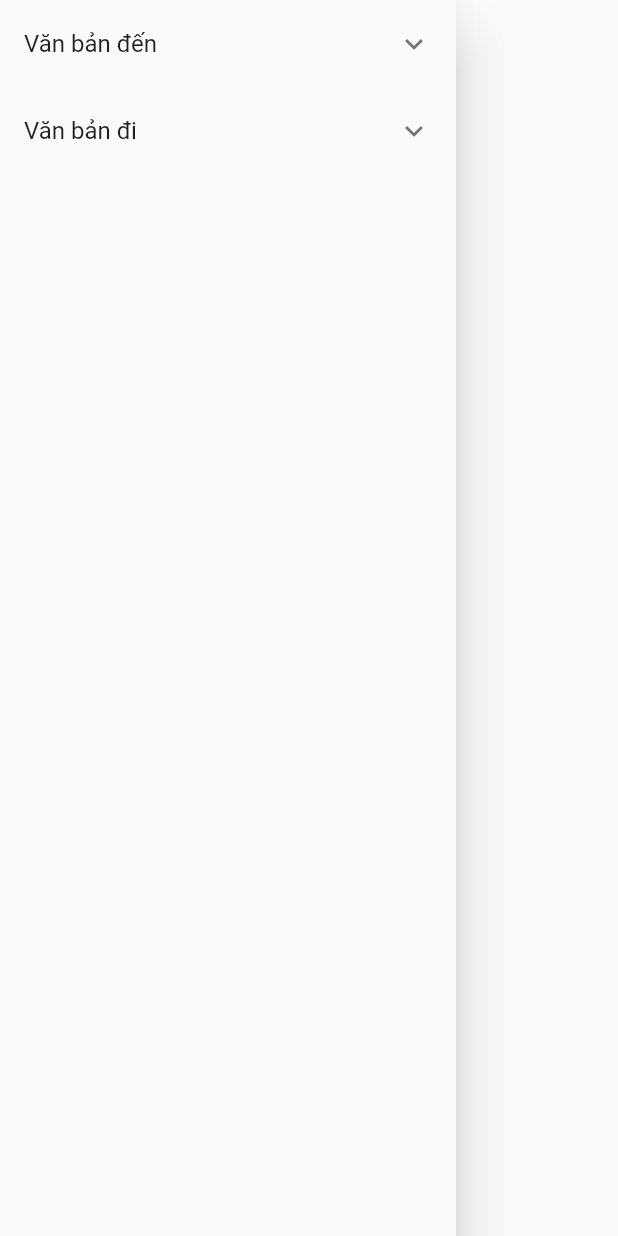
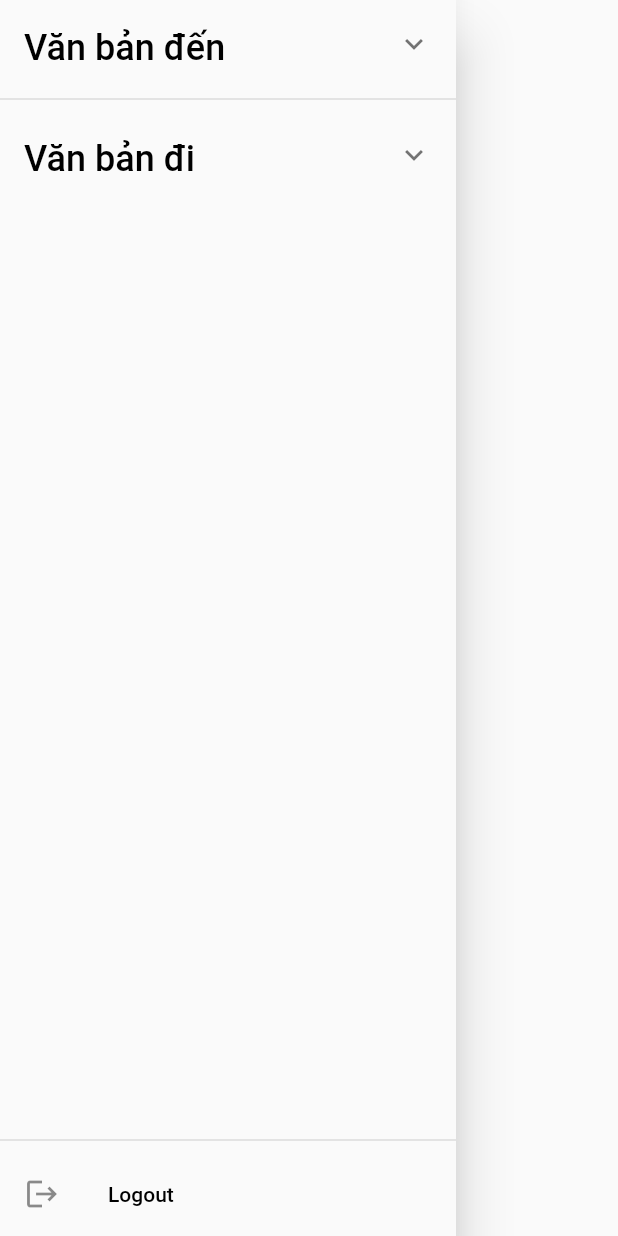
Before and after one commit to hcmus-k19-doc/doc-mobile, a Flutter app: the MenuDrawer widget shown alone on an empty page, opened directly with empty values, on a phone screen of 412 x 824 dp. Run offline on Flutter 3.47's test engine with Material 2 defaults, Android fonts, the phone set to English and light mode, and no system bars; our stand-ins replace bloc, camera, dio, dropdown_search, equatable, flutter_bloc and 5 more; accounts and stored records are empty; generated files the repository leaves out were written again; network calls fail.

Commit message:
[DOC-156]Add logout event and refactor code

```diff
--- a/lib/bloc/auth_bloc/auth_event.dart
+++ b/lib/bloc/auth_bloc/auth_event.dart
@@ -25,3 +25,9 @@ class LoginEvent extends AuthEvent {
   // TODO: implement props
   List<Object?> get props => [];
 }
+
+class LogoutEvent extends AuthEvent {
+  @override
+  // TODO: implement props
+  List<Object?> get props => [];
+}
--- /dev/null
+++ b/lib/model/token.dart
@@ -0,0 +1,6 @@
+class Token {
+  String? accessToken;
+  String? refreshToken;
+
+  Token({this.accessToken, this.refreshToken});
+}
--- a/lib/ui/common_widgets/menu_drawer.dart
+++ b/lib/ui/common_widgets/menu_drawer.dart
@@ -1,5 +1,8 @@
 import 'package:flutter/material.dart';
+import 'package:flutter_app/bloc/auth_bloc/auth_bloc.dart';
+import 'package:flutter_app/constants/export_constants.dart';
 import 'package:flutter_app/ui/common_widgets/menu_tile.dart';
+import 'package:flutter_bloc/flutter_bloc.dart';
 import 'package:flutter_gen/gen_l10n/app_localizations.dart';
 
 class MenuDrawer extends StatelessWidget {
@@ -10,39 +13,68 @@ class MenuDrawer extends StatelessWidget {
   @override
   Widget build(BuildContext context) {
     return Drawer(
-      child: ListView(
+      child: Column(
         children: [
           MenuTile(
               parentTitle: AppLocalizations.of(context)!.mainPage("LABEL"),
               subMenu: [
                 ListTile(
-                  title: Text(AppLocalizations.of(context)!
-                      .mainPage("INCOMING_DOCUMENT_LIST")),
+                  title: Text(
+                    AppLocalizations.of(context)!
+                        .mainPage("INCOMING_DOCUMENT_LIST"),
+                    style: bodyLarge(context),
+                  ),
                   onTap: () {
                     onClickDrawer(0, "INCOMING_DOCUMENT_LIST", context);
                   },
                 ),
                 ListTile(
-                  title: Text(AppLocalizations.of(context)!
-                      .mainPage("PROCESSES_INCOMING_DOCUMENT")),
+                  title: Text(
+                    AppLocalizations.of(context)!
+                        .mainPage("PROCESSES_INCOMING_DOCUMENT"),
+                    style: bodyLarge(context),
+                  ),
                   onTap: () {
                     onClickDrawer(1, "PROCESSES_INCOMING_DOCUMENT", context);
                   },
                 )
               ]),
+          const Divider(
+            thickness: 1,
+          ),
           MenuTile(
               parentTitle:
                   AppLocalizations.of(context)!.mainPage("OUTGOING_DOCUMENT"),
               subMenu: [
                 ListTile(
-                  title: Text("DANH SÁCH VB ĐI"),
+                  title: Text(
+                    "DANH SÁCH VB ĐI",
+                    style: bodyLarge(context),
+                  ),
                   onTap: () {},
                 ),
                 ListTile(
-                  title: Text("XỬ LÝ VB ĐI"),
+                  title: Text(
+                    "XỬ LÝ VB ĐI",
+                    style: bodyLarge(context),
+                  ),
                   onTap: () {},
                 )
               ]),
+          const Spacer(),
+          const Divider(
+            thickness: 1,
+          ),
+          ListTile(
+            leading: const Icon(Icons.logout),
+            title: Text(
+              "Logout",
+              style: bodyLargeBold(context)?.copyWith(height: 0),
+            ),
+            onTap: () {
+              BlocProvider.of<AuthBloc>(context).add(LogoutEvent());
+            },
+          )
         ],
       ),
     );
--- a/lib/ui/common_widgets/menu_tile.dart
+++ b/lib/ui/common_widgets/menu_tile.dart
@@ -1,4 +1,5 @@
 import 'package:flutter/material.dart';
+import 'package:flutter_app/constants/font_const.dart';
 import 'package:flutter_app/constants/style_const.dart';
 
 class MenuTile extends StatelessWidget {
@@ -10,13 +11,16 @@ class MenuTile extends StatelessWidget {
 
   @override
   Widget build(BuildContext context) {
-    return ListTileTheme(
+    return Theme(
+        data: Theme.of(context).copyWith(dividerColor: Colors.transparent),
         child: ExpansionTile(
-      title: Text(
-        "${parentTitle}",
-      ),
-      childrenPadding: EdgeInsets.only(left: StyleConst.defaultPadding24),
-      children: subMenu,
-    ));
+          title: Text(
+            parentTitle,
+            style: headLineSmall(context),
+          ),
+          childrenPadding:
+              const EdgeInsets.only(left: StyleConst.defaultPadding24),
+          children: subMenu,
+        ));
   }
 }
```
Also changed, not shown: lib/app/my_app.dart (+0 -8 lines), lib/bloc/auth_bloc/auth_bloc.dart (+26 -22 lines), lib/repositories/auth_repository.dart (+26 -21 lines), lib/services/api.dart (+7 -6 lines), lib/ui/pages/home/base_screen.dart (+25 -2 lines).
